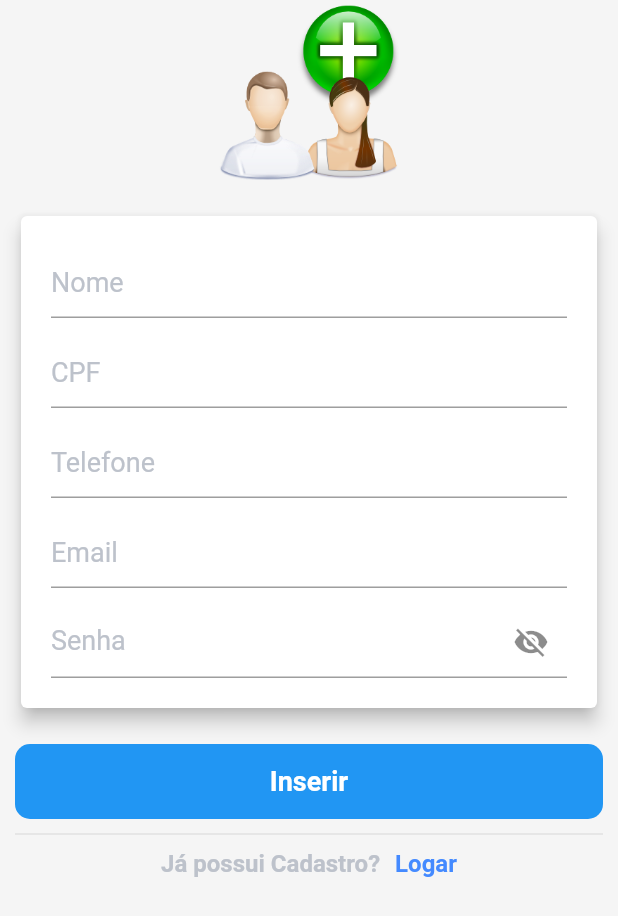
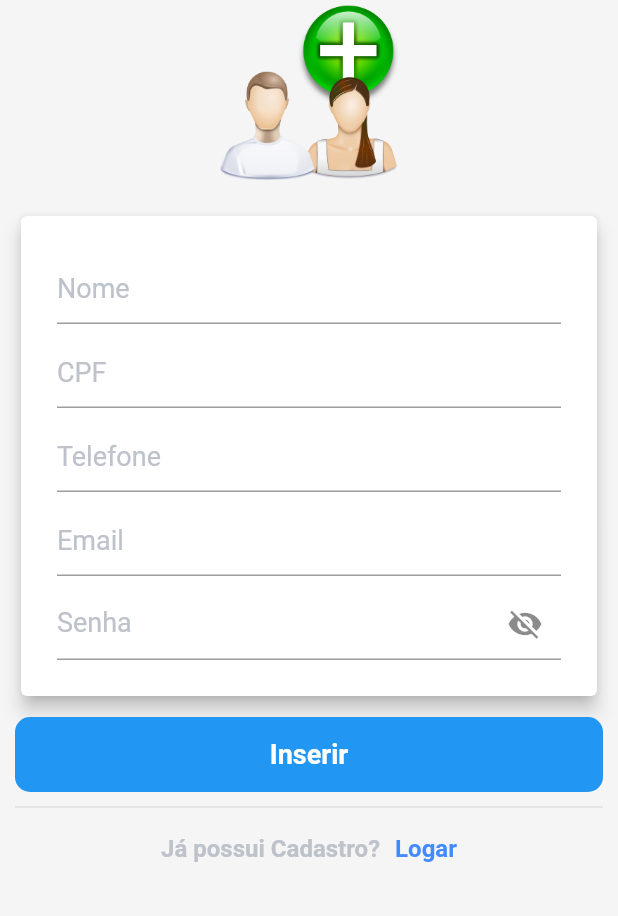
Before and after one commit to resilvajr1610/flutterwithsql, a Flutter app: the cadastroPage screen opened directly, on a phone screen of 412 x 824 dp. Shown: the top 916 px of the screen. Run offline on Flutter 3.47's test engine with Material 2 defaults, Android fonts, the phone set to English and light mode, and no system bars; network calls fail.

```diff
--- a/lib/Controllers/export.dart
+++ b/lib/Controllers/export.dart
@@ -18,5 +18,6 @@ export 'package:appflutter/Widgets/cardCategorias.dart';
 export 'package:appflutter/Widgets/cardPageCategorias.dart';
 
 export 'package:appflutter/tabs/tabs.dart';
+export '../Controllers/ip.dart';
 
 export 'dart:convert';
--- /dev/null
+++ b/lib/Controllers/ip.dart
@@ -0,0 +1,7 @@
+
+class IP {
+  value(){
+    var ip = "192.168.2.109";
+    return ip;
+  }
+}
--- a/lib/Views/TelaInicial.dart
+++ b/lib/Views/TelaInicial.dart
@@ -56,7 +56,4 @@ class _TelaInicialState extends State<TelaInicial> {
       ),
     );
   }
-
-
-
 }
--- a/lib/Views/cadastroPage.dart
+++ b/lib/Views/cadastroPage.dart
@@ -21,7 +21,7 @@ class _cadastroPageState extends State<cadastroPage> {
   String? _cpf;
   String? _telefone;
 
-  var nome, cpf, telefone, usuario, senha;
+  var nome, cpf, telefone, email, senha;
   var nometxt, emailtxt, senhatxt, cpftxt, telefonetxt;
   var dados;
   var caminhoImg = "assets/imagens/cadastro.png";
@@ -83,7 +83,6 @@ class _cadastroPageState extends State<cadastroPage> {
     );
   }
 
-
   Widget _cpftxt() {
     return TextFormField(
       controller: cpftxt,
@@ -109,7 +108,6 @@ class _cadastroPageState extends State<cadastroPage> {
       },
     );
   }
-
 
   Widget _telefonetxt() {
     return TextFormField(
@@ -172,7 +170,6 @@ class _cadastroPageState extends State<cadastroPage> {
     );
   }
 
-
   mensagem(res){
     var alert = new AlertDialog(
       title: new Text('Inserir Dados'),
@@ -192,7 +189,7 @@ class _cadastroPageState extends State<cadastroPage> {
         ),
       ],
     );
-    //showDialog(context: context, child: alert);
+    showDialog(context: context, builder: (context)=>alert);
 
     if(res == 'Inserido com Sucesso'){
       nometxt.text = "";
@@ -201,14 +198,10 @@ class _cadastroPageState extends State<cadastroPage> {
       senhatxt.text = "";
       cpftxt.text = "";
     }
-
   }
 
-
-  //VERIFICAR SE O USUÁRIO ESTÁ LOGADO, SE TIVER RECUPERAR SEUS DADOS PARA EDITAR
   @override
   void initState() {
-    // TODO: implement initState
     super.initState();
     if(widget._id != ""){
       caminhoImg = "assets/imagens/excluir.png";
@@ -225,10 +218,10 @@ class _cadastroPageState extends State<cadastroPage> {
   //método para recuperar os dados do usuário logado
   recuperarDados() async{
 
-    var response = await http.get(
-        Uri.parse(
-            "http://192.168.15.6/flutter/usuarios/recuperarDados.php?id=${widget._id}"),
+    var url= Uri.encodeFull("http://${IP().value()}/flutter/usuarios/recuperarDados.php?id=${widget._id}");
+    var response = await http.get(Uri.parse(url),
         headers: {"Accept": "application/json"});
+
     final map = json.decode(response.body);
     final itens = map["result"];
 
@@ -239,33 +232,33 @@ class _cadastroPageState extends State<cadastroPage> {
         nome = dados[0]["nome"];
         cpf = dados[0]["cpf"];
         telefone = dados[0]["telefone"];
-        usuario = dados[0]["usuario"];
+        email = dados[0]["email"];
         senha = dados[0]["senha"];
 
-
         nometxt = new TextEditingController(text: nome);
-        emailtxt = new TextEditingController(text: usuario);
+        emailtxt = new TextEditingController(text: email);
         senhatxt = new TextEditingController(text: senha);
         cpftxt = new TextEditingController(text: cpf);
         telefonetxt = new TextEditingController(text: telefone);
       });
-
-
-
   }
 
   //método para inserir na api
   void _inserir() async{
-    var url = Uri.parse("http://192.168.15.6/flutter/usuarios/inserir.php");
-    var response = await http.post(url, body:{
-      "nome" : nometxt.text,
-      "email" : emailtxt.text,
-      "cpf" : cpftxt.text,
-      "telefone" : telefonetxt.text,
-      "senha" : senhatxt.text,
-      "id" : widget._id,
+    var url = Uri.parse("http://${IP().value()}/flutter/usuarios/inserir.php");
+    var response = await http.post(url,
+      body:{
+      "nome": nometxt.text,
+      "email": emailtxt.text,
+      "cpf": cpftxt.text,
+      "telefone": telefonetxt.text,
+      "senha": senhatxt.text,
+      "id" : widget._id.toString(),
+    });
 
-    });
+    if (response.statusCode == 200) {
+      print(response.body.toString());
+    }
 
     final map = json.decode(response.body);
     final res = map["message"];
@@ -304,7 +297,7 @@ class _cadastroPageState extends State<cadastroPage> {
   excluirUsuario(id){
     http.get(
         Uri.parse(
-            "http://192.168.15.6/flutter/usuarios/excluir.php?id=${id}"),
+            "http://192.168.2.112/flutter/usuarios/excluir.php?id=${id}"),
         headers: {"Accept": "application/json"});
     Navigator.of(context).push(MaterialPageRoute(builder: (BuildContext context) => Tabs("", "", "")
     ));
@@ -316,11 +309,11 @@ class _cadastroPageState extends State<cadastroPage> {
       child: Scaffold(
         resizeToAvoidBottomInset: false,
         backgroundColor: Colors.grey.shade100,
-        body: SingleChildScrollView(
-          child: Padding(
+        body: Padding(
           padding: EdgeInsets.symmetric(horizontal: 10.0),
           child: Form(
             key: _formKey,
+            child: SingleChildScrollView(
               child: Column(
                 mainAxisAlignment: MainAxisAlignment.center,
                 children: <Widget>[
@@ -344,46 +337,47 @@ class _cadastroPageState extends State<cadastroPage> {
                       padding: EdgeInsets.all(20.0),
                       child: Column(
                         children: <Widget>[
-                          _nometxt(),
-                          SizedBox(
-                            height: 12.0,
+                          Padding(
+                            padding: const EdgeInsets.all(4),
+                            child: _nometxt(),
                           ),
-                          _cpftxt(),
-                          SizedBox(
-                            height: 12.0,
+                          Padding(
+                            padding: const EdgeInsets.all(4),
+                            child: _cpftxt(),
                           ),
-                          _telefonetxt(),
-                          SizedBox(
-                            height: 12.0,
+                          Padding(
+                            padding: const EdgeInsets.all(4),
+                            child: _telefonetxt(),
                           ),
-                          _emailtxt(),
-                          SizedBox(
-                            height: 12.0,
+                          Padding(
+                            padding: const EdgeInsets.all(4),
+                            child: _emailtxt(),
                           ),
-                          _senhatxt(),
+                          Padding(
+                            padding: const EdgeInsets.all(4),
+                            child: _senhatxt(),
+                          ),
                         ],
                       ),
                     ),
                   ),
                   SizedBox(
-                    height: 20.0,
+                    height: 10.0,
                   ),
-
-
                   GestureDetector(
                     onTap: () {
                     _inserir();
-
                      },
                     child: Button(
                      btnText: nomebtn,
                      ),
                   ),
-
                   Divider(
                     height: 20.0,
                   ),
-                  Row(
+                  Padding(
+                    padding: const EdgeInsets.all(8.0),
+                    child: Row(
                       mainAxisAlignment: MainAxisAlignment.center,
                       children: <Widget>[
                         Text(
@@ -409,6 +403,7 @@ class _cadastroPageState extends State<cadastroPage> {
                         ),
                       ],
                     ),
+                  ),
                 ],
               ),
             ),
--- a/lib/Views/categoriasPage.dart
+++ b/lib/Views/categoriasPage.dart
@@ -24,9 +24,6 @@ class _categoriasPageState extends State<categoriasPage> {
           SizedBox(height: 10.0,),
         ],
       ),
-
     );
   }
-
-
 }
--- a/lib/Widgets/cardCarrinho.dart
+++ b/lib/Widgets/cardCarrinho.dart
@@ -1,5 +1,4 @@
 import '../Controllers/export.dart';
-
 
   class CardCarrinho extends StatefulWidget{
     _CardCarrinhoState createState() =>  _CardCarrinhoState();
@@ -12,7 +11,7 @@ import '../Controllers/export.dart';
 
       return Card(
           child: Padding(
-          padding: EdgeInsets.symmetric(horizontal: 15.0, vertical: 10.0),
+          padding: EdgeInsets.symmetric(horizontal: 5.0, vertical: 10.0),
               child: Row(
                   mainAxisSize: MainAxisSize.max,
                   crossAxisAlignment: CrossAxisAlignment.start,
--- a/lib/Widgets/cardProduto.dart
+++ b/lib/Widgets/cardProduto.dart
@@ -12,7 +12,6 @@ class CardProduto extends StatefulWidget {
   }
 @override
   _CardProdutoState createState() => _CardProdutoState();
-
 }
 
 class _CardProdutoState extends State<CardProduto> {
@@ -24,15 +23,14 @@ class _CardProdutoState extends State<CardProduto> {
 
   @override
   void initState() {
-    // TODO: implement initState
     super.initState();
     _listarDados();
   }
 
   _listarDados() async{
     buscar = widget._nomebusca;
-    var url= Uri.parse("http://192.168.2.109/flutter/produtos/listar.php");
-    var response = await http.get(url,
+    var url= Uri.encodeFull("http://${IP().value()}/flutter/produtos/listar.php?nome=${buscar}");
+    var response = await http.get(Uri.parse(url),
         headers: {"Accept": "application/json"});
     final map = json.decode(response.body);
     final itens = map["result"];
```
Also changed, not shown: lib/Views/loginPage.dart (+13 -18 lines), lib/Views/produtosPage.dart (+0 -8 lines), lib/Widgets/buscar.dart (+5 -12 lines), lib/Widgets/cardPageCategorias.dart (+5 -33 lines), lib/Widgets/categorias.dart (+3 -9 lines), lib/tabs/tabs.dart (+1 -6 lines). Lines whose indentation alone changed are shown as unchanged.
